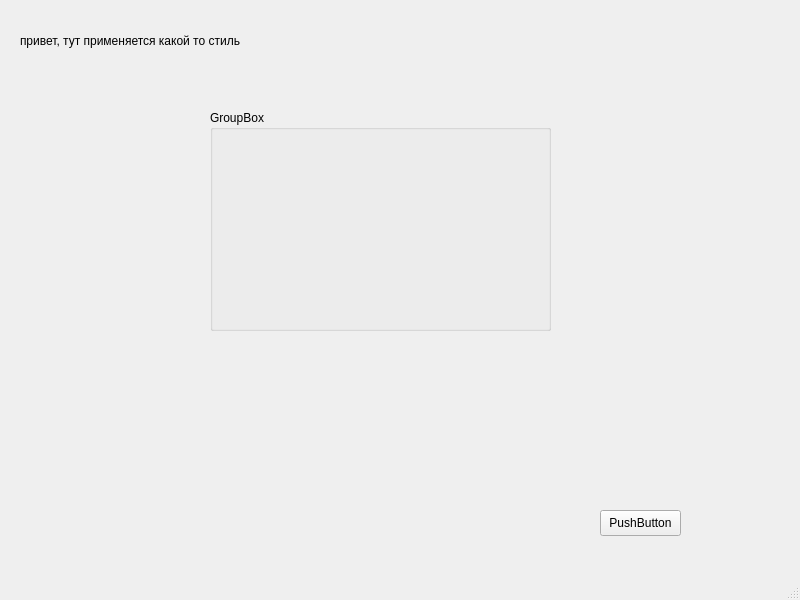
Qt form src/mainwindow.ui (Krona-org/math_guide) before a commit.
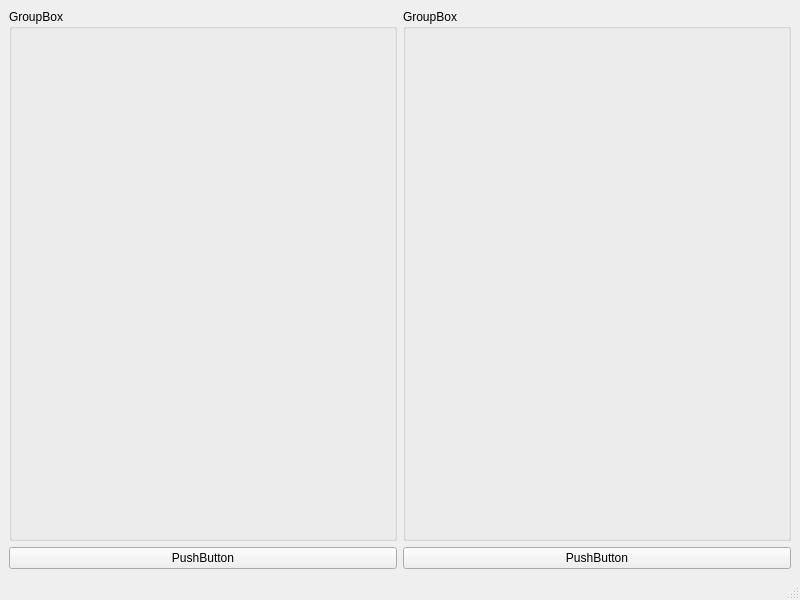
The same form after that commit.

```diff
--- a/src/mainwindow.ui
+++ b/src/mainwindow.ui
@@ -14,51 +14,36 @@
    <string>MainWindow</string>
   </property>
   <widget class="QWidget" name="centralwidget">
-   <widget class="QPushButton" name="pushButton">
-    <property name="geometry">
-     <rect>
-      <x>600</x>
-      <y>510</y>
-      <width>81</width>
-      <height>26</height>
-     </rect>
-    </property>
-    <property name="text">
-     <string>PushButton</string>
-    </property>
-   </widget>
-   <widget class="QLabel" name="label">
-    <property name="geometry">
-     <rect>
-      <x>20</x>
-      <y>20</y>
-      <width>241</width>
-      <height>41</height>
-     </rect>
-    </property>
-    <property name="text">
-     <string>привет, тут применяется какой то стиль</string>
-    </property>
-    <property name="textFormat">
-     <enum>Qt::TextFormat::AutoText</enum>
-    </property>
-    <property name="scaledContents">
-     <bool>false</bool>
-    </property>
-   </widget>
-   <widget class="QGroupBox" name="groupBox">
-    <property name="geometry">
-     <rect>
-      <x>210</x>
-      <y>110</y>
-      <width>341</width>
-      <height>221</height>
-     </rect>
-    </property>
-    <property name="title">
-     <string>GroupBox</string>
-    </property>
-   </widget>
+   <layout class="QGridLayout" name="gridLayout">
+    <item row="0" column="0">
+     <widget class="QGroupBox" name="groupBox">
+      <property name="title">
+       <string>GroupBox</string>
+      </property>
+     </widget>
+    </item>
+    <item row="1" column="1">
+     <widget class="QPushButton" name="pushButton_2">
+      <property name="text">
+       <string>PushButton</string>
+      </property>
+     </widget>
+    </item>
+    <item row="0" column="1">
+     <widget class="QGroupBox" name="groupBox_2">
+      <property name="title">
+       <string>GroupBox</string>
+      </property>
+     </widget>
+    </item>
+    <item row="1" column="0">
+     <widget class="QPushButton" name="pushButton">
+      <property name="text">
+       <string>PushButton</string>
+      </property>
+     </widget>
+    </item>
+   </layout>
   </widget>
   <widget class="QMenuBar" name="menubar">
    <property name="geometry">
```
Left out of the diff: 2 changed lines with no effect on the pictures.
